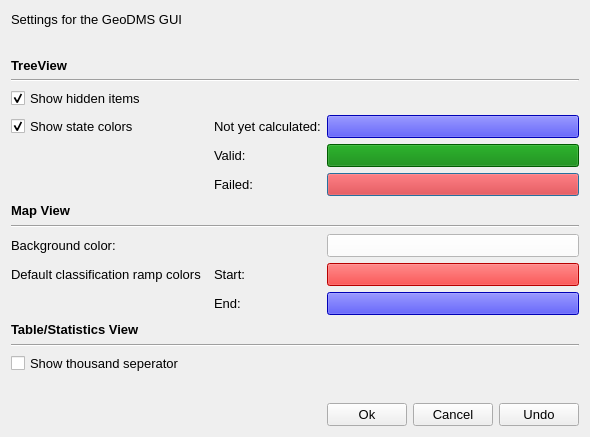
Qt form qtgui/exe/res/ui/DmsGuiOptionsWindow.ui (ObjectVision/GeoDMS) before a commit.
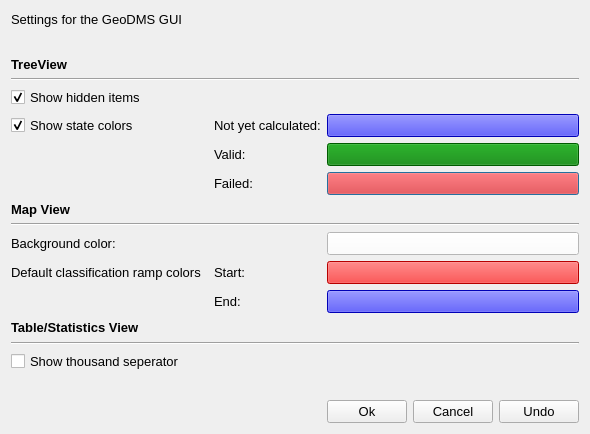
The same form after that commit.

Commit message: LocalMachineOptionWindow now also in grid layout

What changed in the file:
```diff
--- a/qtgui/exe/res/ui/DmsGuiOptionsWindow.ui
+++ b/qtgui/exe/res/ui/DmsGuiOptionsWindow.ui
@@ -7,7 +7,7 @@
     <x>0</x>
     <y>0</y>
     <width>573</width>
-    <height>437</height>
+    <height>434</height>
    </rect>
   </property>
   <property name="sizePolicy">
```
The commit also changes 1 other file.
